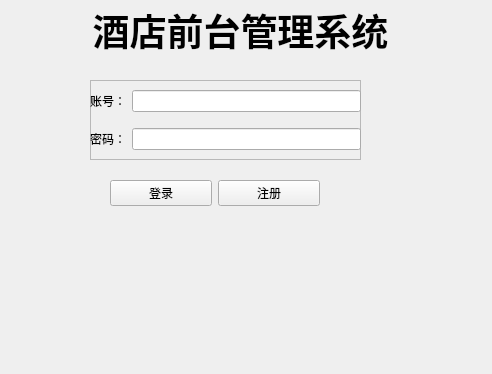
Above: login.ui from Ginsakura/TestQTManagerSystem before the change. Below: the same form after it.
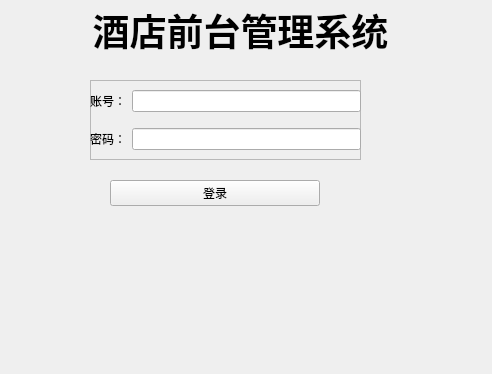
That is the form after the change.

```diff
--- a/login.ui
+++ b/login.ui
@@ -99,13 +99,6 @@
       </property>
      </widget>
     </item>
-    <item>
-     <widget class="QPushButton" name="sign1">
-      <property name="text">
-       <string>注册</string>
-      </property>
-     </widget>
-    </item>
    </layout>
   </widget>
  </widget>
```
Left out of the diff: 4 changed lines with no effect on the pictures.
